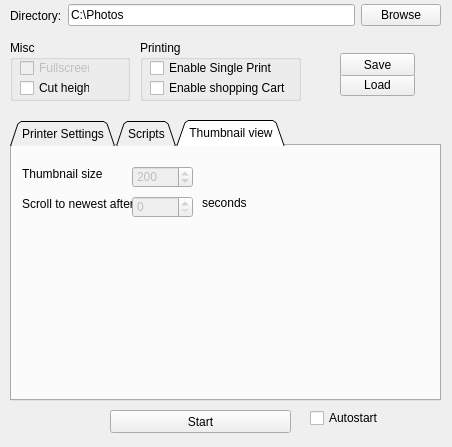
First picture: the form in config.ui, repository BrainHunter/PhotoPrint, before the edit.
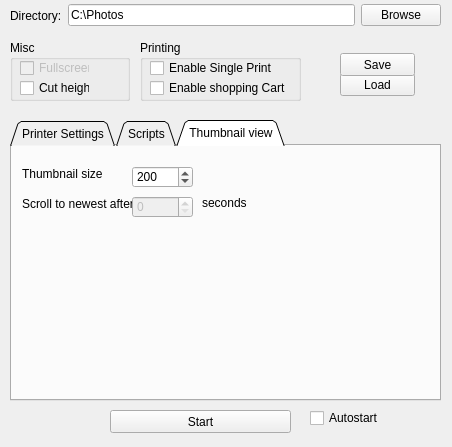
Second picture: the form after the edit. The open tabs and pages were chosen to show the change.

```diff
--- a/config.ui
+++ b/config.ui
@@ -389,7 +389,7 @@
     </widget>
     <widget class="QSpinBox" name="spinBox_2">
      <property name="enabled">
-      <bool>false</bool>
+      <bool>true</bool>
      </property>
      <property name="geometry">
       <rect>
```
Left out of the diff: 2 changed lines with no effect on the pictures.
